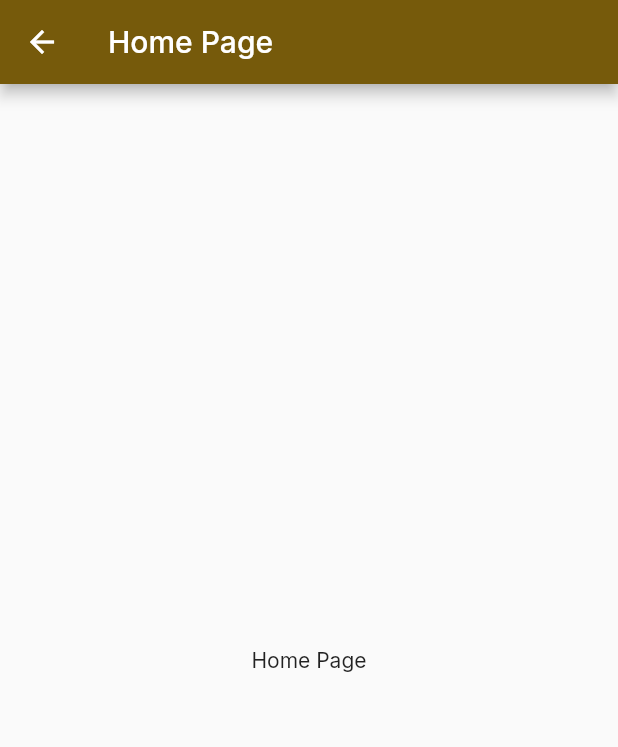
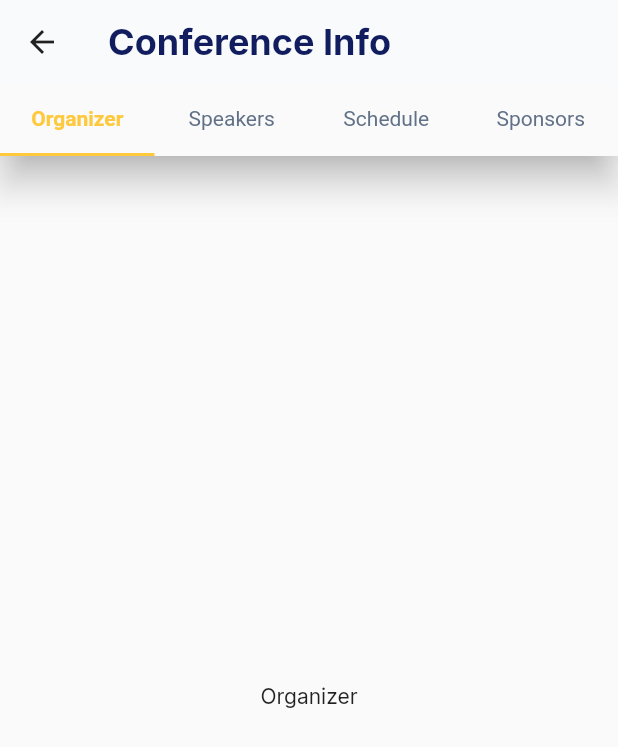
Before and after one commit to md-siam/react_conf, a Flutter app: the ConferenceDetailPage screen opened directly, on a phone screen of 412 x 824 dp. Shown: the top 747 px of the screen. Run offline on Flutter 3.47's test engine with Material 2 defaults, Android fonts, the phone set to English and light mode, and no system bars; our stand-ins replace flutter_svg, google_fonts, graphql_flutter, material_symbols_icons.

Commit message:
ui: conference_detail_page design done

```diff
--- a/lib/features/conference/pages/conference_detail_page.dart
+++ b/lib/features/conference/pages/conference_detail_page.dart
@@ -1,17 +1,129 @@
 import 'package:flutter/material.dart';
+import 'tabs/organizer.dart';
+import 'tabs/schedule.dart';
+import 'tabs/speaker.dart';
+import 'tabs/sponsor.dart';
 
-class ConferenceDetailPage extends StatelessWidget {
+import '../../../core/const/color.dart';
+
+class ConferenceDetailPage extends StatefulWidget {
   const ConferenceDetailPage({Key? key}) : super(key: key);
 
   @override
+  State<ConferenceDetailPage> createState() => _ConferenceDetailPageState();
+}
+
+class _ConferenceDetailPageState extends State<ConferenceDetailPage> {
+  int initialIndex = 0;
+  @override
   Widget build(BuildContext context) {
-    return Scaffold(
-      appBar: AppBar(title: const Text('Home Page')),
-      body: const Center(
-        child: Column(
-          mainAxisAlignment: MainAxisAlignment.center,
+    return DefaultTabController(
+      length: 4,
+      initialIndex: initialIndex,
+      child: Scaffold(
+        appBar: AppBar(
+          elevation: 0,
+          centerTitle: false,
+          backgroundColor: AppColors.kVeryLightGray,
+          iconTheme: const IconThemeData(color: AppColors.kBlack),
+          title: const Text(
+            'Conference Info',
+            style: TextStyle(
+              fontSize: 24,
+              fontWeight: FontWeight.w700,
+              color: AppColors.kDeepBlue,
+            ),
+          ),
+        ),
+        body: Column(
           children: [
-            Text('Home Page'),
+            Material(
+              elevation: 10,
+              child: TabBar(
+                indicatorColor: AppColors.kYellow,
+                onTap: (int newIndex) {
+                  setState(() {
+                    initialIndex = newIndex;
+                  });
+                },
+                tabs: [
+                  Tab(
+                    icon: FittedBox(
+                      child: Text(
+                        'Organizer',
+                        style: TextStyle(
+                          fontSize: 14,
+                          color: initialIndex == 0
+                              ? AppColors.kYellow
+                              : AppColors.kDeepGray,
+                          fontWeight: initialIndex == 0
+                              ? FontWeight.w700
+                              : FontWeight.w400,
+                        ),
+                      ),
+                    ),
+                  ),
+                  Tab(
+                    icon: FittedBox(
+                      child: Text(
+                        'Speakers',
+                        style: TextStyle(
+                          fontSize: 14,
+                          color: initialIndex == 1
+                              ? AppColors.kYellow
+                              : AppColors.kDeepGray,
+                          fontWeight: initialIndex == 1
+                              ? FontWeight.w700
+                              : FontWeight.w400,
+                        ),
+                      ),
+                    ),
+                  ),
+                  Tab(
+                    icon: FittedBox(
+                      child: Text(
+                        'Schedule',
+                        style: TextStyle(
+                          fontSize: 14,
+                          color: initialIndex == 2
+                              ? AppColors.kYellow
+                              : AppColors.kDeepGray,
+                          fontWeight: initialIndex == 2
+                              ? FontWeight.w700
+                              : FontWeight.w400,
+                        ),
+                      ),
+                    ),
+                  ),
+                  Tab(
+                    icon: FittedBox(
+                      child: Text(
+                        'Sponsors',
+                        style: TextStyle(
+                          fontSize: 14,
+                          color: initialIndex == 3
+                              ? AppColors.kYellow
+                              : AppColors.kDeepGray,
+                          fontWeight: initialIndex == 3
+                              ? FontWeight.w700
+                              : FontWeight.w400,
+                        ),
+                      ),
+                    ),
+                  ),
+                ],
+              ),
+            ),
+            const Expanded(
+              child: TabBarView(
+                children: [
+                  Organizer(),
+                  Speaker(),
+                  Schedule(),
+                  Sponsor(),
+                ],
+              ),
+            )
           ],
         ),
       ),
--- a/lib/features/conference/pages/conference_page.dart
+++ b/lib/features/conference/pages/conference_page.dart
@@ -1,5 +1,8 @@
+import 'package:flutter/cupertino.dart';
 import 'package:flutter/material.dart';
 import 'package:react_conf/core/const/color.dart';
+
+import 'conference_detail_page.dart';
 
 class ConferencePage extends StatelessWidget {
   final Widget appBarTitle;
@@ -17,11 +20,21 @@ class ConferencePage extends StatelessWidget {
         backgroundColor: AppColors.kVeryLightGray,
         title: appBarTitle,
       ),
-      body: const Center(
+      body: Center(
         child: Column(
           mainAxisAlignment: MainAxisAlignment.center,
           children: [
             Text('Conference'),
+            ElevatedButton(
+              onPressed: () {
+                Navigator.push(
+                  context,
+                  CupertinoPageRoute(
+                      builder: (context) => const ConferenceDetailPage()),
+                );
+              },
+              child: Text('Press'),
+            ),
           ],
         ),
       ),
--- /dev/null
+++ b/lib/features/conference/pages/tabs/organizer.dart
@@ -0,0 +1,17 @@
+import 'package:flutter/material.dart';
+
+class Organizer extends StatelessWidget {
+  const Organizer({Key? key}) : super(key: key);
+
+  @override
+  Widget build(BuildContext context) {
+    return const Center(
+      child: Column(
+        mainAxisAlignment: MainAxisAlignment.center,
+        children: [
+          Text('Organizer'),
+        ],
+      ),
+    );
+  }
+}
--- /dev/null
+++ b/lib/features/conference/pages/tabs/schedule.dart
@@ -0,0 +1,17 @@
+import 'package:flutter/material.dart';
+
+class Schedule extends StatelessWidget {
+  const Schedule({Key? key}) : super(key: key);
+
+  @override
+  Widget build(BuildContext context) {
+    return const Center(
+      child: Column(
+        mainAxisAlignment: MainAxisAlignment.center,
+        children: [
+          Text('Schedule'),
+        ],
+      ),
+    );
+  }
+}
--- /dev/null
+++ b/lib/features/conference/pages/tabs/speaker.dart
@@ -0,0 +1,17 @@
+import 'package:flutter/material.dart';
+
+class Speaker extends StatelessWidget {
+  const Speaker({Key? key}) : super(key: key);
+
+  @override
+  Widget build(BuildContext context) {
+    return const Center(
+      child: Column(
+        mainAxisAlignment: MainAxisAlignment.center,
+        children: [
+          Text('Speaker'),
+        ],
+      ),
+    );
+  }
+}
--- /dev/null
+++ b/lib/features/conference/pages/tabs/sponsor.dart
@@ -0,0 +1,17 @@
+import 'package:flutter/material.dart';
+
+class Sponsor extends StatelessWidget {
+  const Sponsor({Key? key}) : super(key: key);
+
+  @override
+  Widget build(BuildContext context) {
+    return const Center(
+      child: Column(
+        mainAxisAlignment: MainAxisAlignment.center,
+        children: [
+          Text('Sponsor'),
+        ],
+      ),
+    );
+  }
+}
--- a/lib/features/sponsor/page/sponsors_page.dart
+++ b/lib/features/sponsor/page/sponsor_page.dart
@@ -14,6 +14,7 @@ class SponsorPage extends StatelessWidget {
     return Scaffold(
       backgroundColor: Colors.white,
       appBar: AppBar(
+        centerTitle: true,
         backgroundColor: AppColors.kVeryLightGray,
         title: Text(
           appBarTitle,
--- a/lib/routing/bottom_nav_bar.dart
+++ b/lib/routing/bottom_nav_bar.dart
@@ -5,7 +5,7 @@ import 'package:material_symbols_icons/symbols.dart';
 
 import '../core/const/color.dart';
 import '../features/conference/pages/conference_page.dart';
-import '../features/sponsor/page/sponsors_page.dart';
+import '../features/sponsor/page/sponsor_page.dart';
 
 class BottomNavBar extends StatefulWidget {
   const BottomNavBar({super.key});
```
